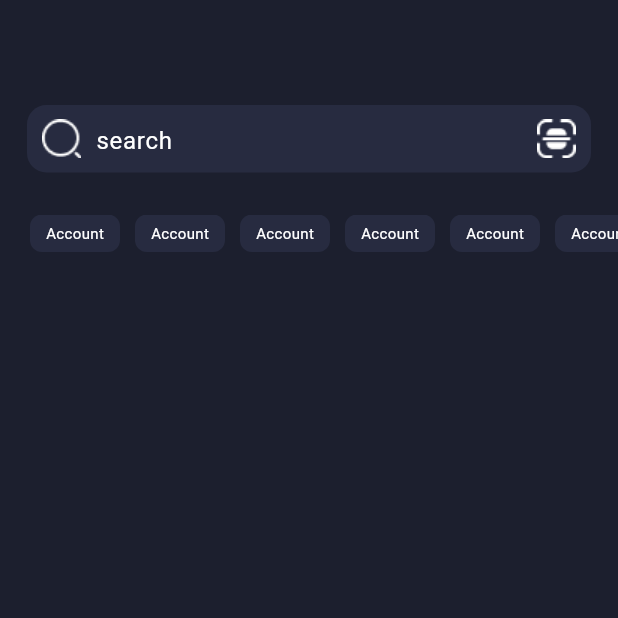
After one commit to ErfAnDev24/instagram, a Flutter app: the screen it shows after launch, on a phone screen of 412 x 824 dp, the top half of it. The commit adds this screen. Run offline on Flutter 3.47's test engine with Material 3 defaults, Android fonts, the phone set to English and light mode, and no system bars; our stand-ins replace dotted_border.

Commit message:
ShareScreen has been starting...

```diff
--- a/lib/main.dart
+++ b/lib/main.dart
@@ -1,5 +1,5 @@
 import 'package:flutter/material.dart';
-import 'package:instagram/screens/HomeScreen.dart';
+import 'package:instagram/screens/shareScreen.dart';
 
 void main() {
   runApp(Application());
@@ -21,6 +21,6 @@ class Application extends StatelessWidget {
           ),
         ),
         debugShowCheckedModeBanner: false,
-        home: HomeScreen());
+        home: ShareScreen());
   }
 }
--- /dev/null
+++ b/lib/screens/ShareScreen.dart
@@ -0,0 +1,106 @@
+import 'package:flutter/material.dart';
+
+class ShareScreen extends StatelessWidget {
+  ShareScreen({super.key});
+
+  @override
+  Widget build(BuildContext context) {
+    return Scaffold(
+      backgroundColor: Color(0xff1C1F2E),
+      body: CustomScrollView(slivers: [
+        SliverToBoxAdapter(
+          child: SizedBox(
+            height: 60,
+          ),
+        ),
+        SliverToBoxAdapter(
+          child: getSearchSection(),
+        ),
+        SliverToBoxAdapter(
+          child: getHorizonScroll(),
+        ),
+      ]),
+    );
+  }
+
+  Widget getSearchSection() {
+    return Padding(
+      padding: EdgeInsets.symmetric(vertical: 10, horizontal: 18),
+      child: Container(
+        width: 340,
+        height: 45,
+        decoration: BoxDecoration(
+          borderRadius: BorderRadius.circular(13),
+          color: Color(0xff272B40),
+        ),
+        child: Row(
+          crossAxisAlignment: CrossAxisAlignment.center,
+          children: [
+            Container(
+              margin: EdgeInsets.only(left: 10),
+              child: Image(
+                image: AssetImage('images/search.png'),
+              ),
+            ),
+            SizedBox(
+              width: 10,
+            ),
+            Expanded(
+              child: TextField(
+                style: TextStyle(color: Colors.white),
+                cursorColor: Colors.white,
+                decoration: InputDecoration(
+                    contentPadding: EdgeInsets.symmetric(vertical: 10),
+                    hintText: 'search',
+                    hintStyle: TextStyle(color: Colors.white),
+                    border: InputBorder.none,
+                    focusedBorder: InputBorder.none),
+              ),
+            ),
+            Padding(
+              padding: EdgeInsets.only(right: 10),
+              child: Image(
+                image: AssetImage('images/searchBTN.png'),
+              ),
+            ),
+          ],
+        ),
+      ),
+    );
+  }
+
+  Widget getHorizonScroll() {
+    return Padding(
+      padding: EdgeInsets.only(left: 20, top: 18, bottom: 18),
+      child: Container(
+        height: 25,
+        child: ListView.builder(
+          scrollDirection: Axis.horizontal,
+          itemCount: 9,
+          itemBuilder: (context, index) {
+            return Padding(
+              padding: EdgeInsets.only(right: 10),
+              child: Container(
+                width: 60,
+                height: 23,
+                decoration: BoxDecoration(
+                  color: Color(0xff272B40),
+                  borderRadius: BorderRadius.circular(8),
+                ),
+                child: Center(
+                  child: Padding(
+                    padding: EdgeInsets.symmetric(horizontal: 10),
+                    child: Text(
+                      'Account',
+                      style: TextStyle(color: Colors.white, fontSize: 10),
+                    ),
+                  ),
+                ),
+              ),
+            );
+          },
+        ),
+      ),
+    );
+  }
+}
```
Also changed, not shown: images/searchBTN.png (added).
